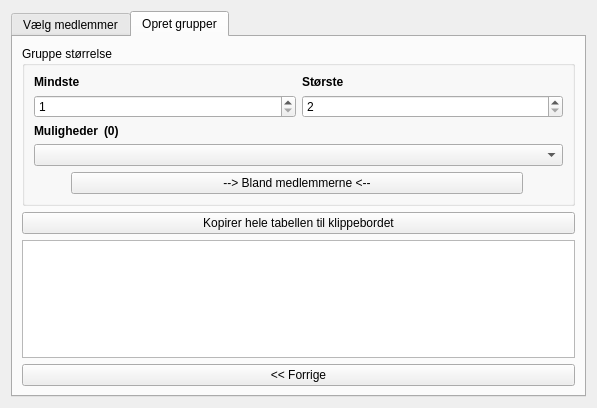
This is tabs/groupcreator.ui in froksen/opencltoolsv2 as Qt 5 draws it before an edit. The edited form follows.
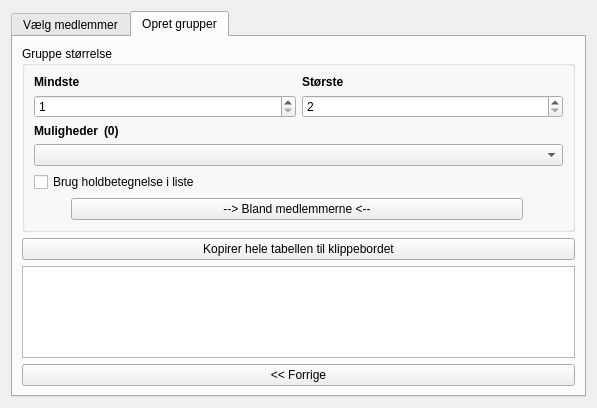
This is the edited form. The open tabs and pages were chosen to show the change.

Commit message: Tilpasset tabellerne

What changed in the file:
```diff
--- a/tabs/groupcreator.ui
+++ b/tabs/groupcreator.ui
@@ -270,6 +270,13 @@
               </item>
              </layout>
             </item>
+            <item row="4" column="0">
+             <widget class="QCheckBox" name="useTeamNameInList">
+              <property name="text">
+               <string>Brug holdbetegnelse i liste</string>
+              </property>
+             </widget>
+            </item>
            </layout>
           </item>
           <item>
```
Left out of the diff: 28 changed lines with no effect on the pictures. The commit also changes 2 other files.
